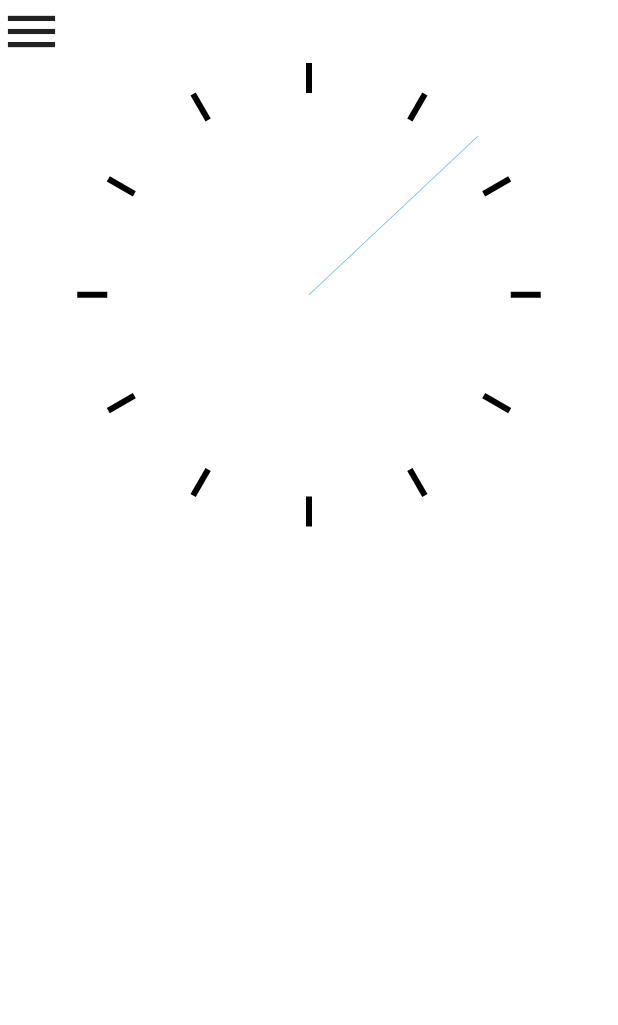
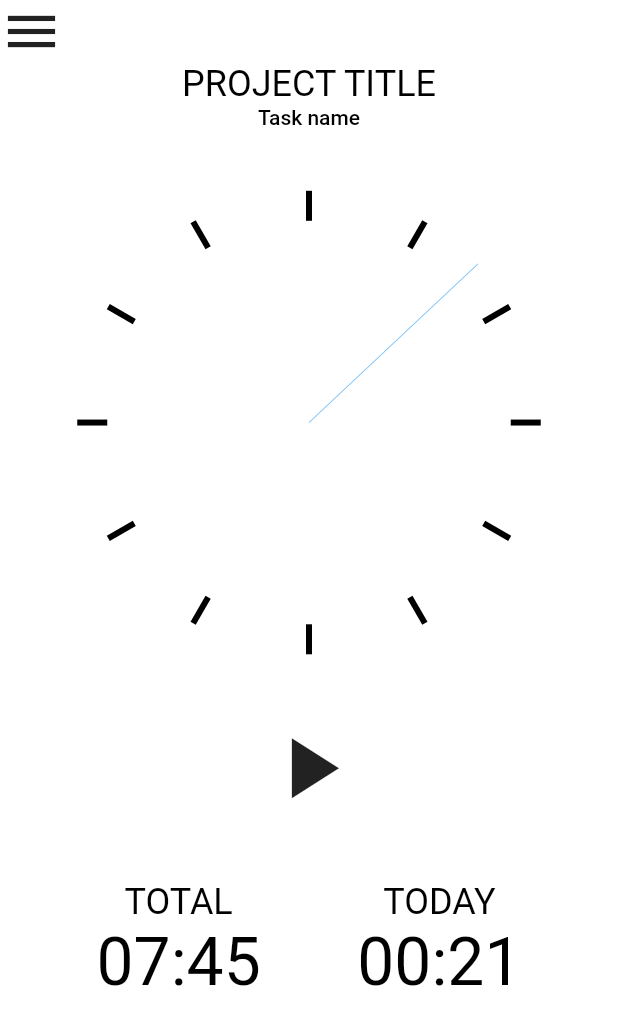
Before and after one commit to Akurom/clocks, a Flutter app: the screen it shows after launch, on a phone screen of 412 x 824 dp. Shown: the top 1025 px of the screen. Run offline on Flutter 3.47's test engine with Material 2 defaults, Android fonts, the phone set to English and light mode, and no system bars; our stand-ins replace google_fonts.

Commit message:
layout test

```diff
--- a/lib/views/pages/clock_page.dart
+++ b/lib/views/pages/clock_page.dart
@@ -19,8 +19,8 @@ class _ClockPageState extends State<ClockPage> with TickerProviderStateMixin {
   @override
   void initState() {
     _isMenuOpen = false;
-    _controller = AnimationController(vsync: this, duration: const Duration(milliseconds: 500));
-    _animation = CurvedAnimation(parent: _controller, curve: Curves.bounceOut);
+    _controller = AnimationController(vsync: this, duration: const Duration(milliseconds: 300));
+    _animation = CurvedAnimation(parent: _controller, curve: Curves.linear);
 
     super.initState();
   }
@@ -63,6 +63,7 @@ class _ClockPageState extends State<ClockPage> with TickerProviderStateMixin {
                     child: Menu(callback: _toggle), // todo pass callback to reverse animation on click
                   ),
                 ),
+                // clock
                 Transform.translate(
                   offset: Offset(maxSlide * _controller.value, 0),
                   child: Transform(
@@ -76,19 +77,41 @@ class _ClockPageState extends State<ClockPage> with TickerProviderStateMixin {
                       color: Colors.white,
                       child: Column(
                         children: [
+
                           Align(
                             alignment: Alignment.topLeft,
                             child: InkWell(
-                              child: Icon(
-                                Icons.menu,
-                                size: 42,
-                              ),
+                              child: Icon(Icons.menu, size: 42,),
                               onTap: () {
                                 _toggle();
                               },
                             ),
                           ),
+                          Text("PROJECT TITLE", style: Theme.of(context).textTheme.displaySmall,),
+                          Text("Task name", style: Theme.of(context).textTheme.bodyLarge,),
+                          Padding(padding: EdgeInsets.only(bottom: screenHeight(context) * 1/20)),
                           const Clock(),
+                          Padding(padding: EdgeInsets.only(bottom: screenHeight(context) * 1/20)),
+                          Icon(Icons.play_arrow_sharp, size: 69,),
+                          Padding(padding: EdgeInsets.only(bottom: screenHeight(context) * 1/20)),
+                          Row(
+                            mainAxisAlignment: MainAxisAlignment.spaceEvenly,
+                            children: [
+                              Column(
+                                children: [
+                                  Text("TOTAL", style: Theme.of(context).textTheme.displaySmall,),
+                                  Text("07:45", style: Theme.of(context).textTheme.displayMedium,),
+                                ],
+                              ),
+
+                              Column(
+                                children: [
+                                  Text("TODAY", style: Theme.of(context).textTheme.displaySmall,),
+                                  Text("00:21", style: Theme.of(context).textTheme.displayMedium,),
+                                  ],
+                              ),
+                            ],
+                          ),
                         ],
                       ),
                     ),
```
